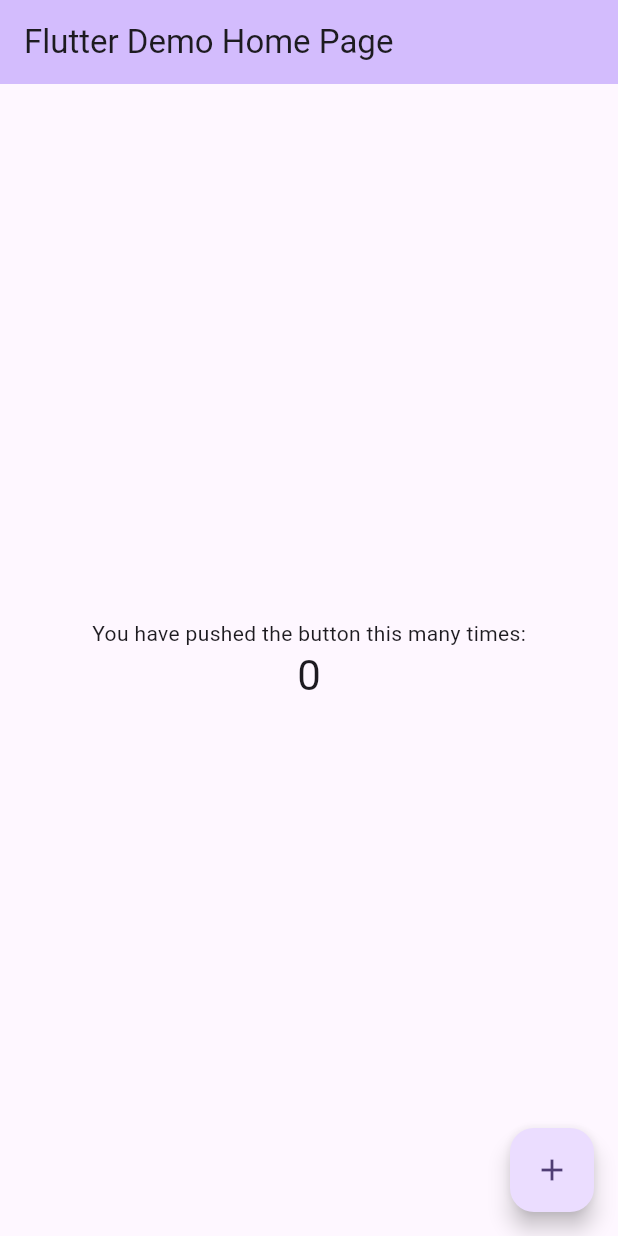
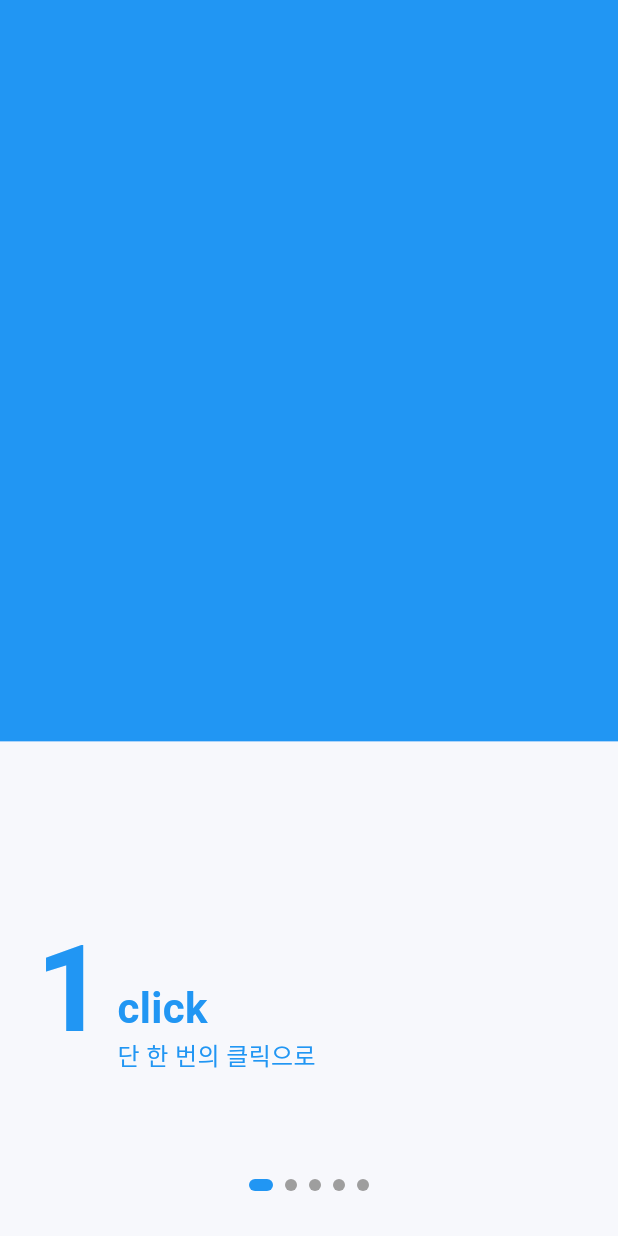
Before and after one commit to thisissolmi/HCI_SIGN_, a Flutter app: the screen it shows after launch, on a phone screen of 412 x 824 dp. Run offline on Flutter 3.47's test engine with Material 3 defaults, Android fonts, the phone set to English and light mode, and no system bars; our stand-ins replace firebase_auth, firebase_core, google_sign_in; accounts and stored records are empty; generated files the repository leaves out were written again.

Commit message:
first commit

```diff
--- a/lib/main.dart
+++ b/lib/main.dart
@@ -1,125 +1,24 @@
 import 'package:flutter/material.dart';
+import 'package:firebase_core/firebase_core.dart';
+import 'firebase_options.dart'; // 꼭 import!
+import 'package:hci_sign/screens/onboarding_screen.dart'; // 조이의 온보딩 파일
 
-void main() {
-  runApp(const MyApp());
+void main() async {
+  WidgetsFlutterBinding.ensureInitialized(); // 비동기 초기화 준비
+  await Firebase.initializeApp(
+    options: DefaultFirebaseOptions.currentPlatform,
+  );
+
+  runApp(MyApp());
 }
 
 class MyApp extends StatelessWidget {
-  const MyApp({super.key});
-
-  // This widget is the root of your application.
   @override
   Widget build(BuildContext context) {
     return MaterialApp(
-      title: 'Flutter Demo',
-      theme: ThemeData(
-        // This is the theme of your application.
-        //
-        // TRY THIS: Try running your application with "flutter run". You'll see
-        // the application has a blue toolbar. Then, without quitting the app,
-        // try changing the seedColor in the colorScheme below to Colors.green
-        // and then invoke "hot reload" (save your changes or press the "hot
-        // reload" button in a Flutter-supported IDE, or press "r" if you used
-        // the command line to start the app).
-        //
-        // Notice that the counter didn't reset back to zero; the application
-        // state is not lost during the reload. To reset the state, use hot
-        // restart instead.
-        //
-        // This works for code too, not just values: Most code changes can be
-        // tested with just a hot reload.
-        colorScheme: ColorScheme.fromSeed(seedColor: Colors.deepPurple),
-        useMaterial3: true,
-      ),
-      home: const MyHomePage(title: 'Flutter Demo Home Page'),
+      title: 'Hi-Five',
+      theme: ThemeData(primarySwatch: Colors.blue),
+      home: OnboardingScreen(),
     );
   }
 }
-
-class MyHomePage extends StatefulWidget {
-  const MyHomePage({super.key, required this.title});
-
-  // This widget is the home page of your application. It is stateful, meaning
-  // that it has a State object (defined below) that contains fields that affect
-  // how it looks.
-
-  // This class is the configuration for the state. It holds the values (in this
-  // case the title) provided by the parent (in this case the App widget) and
-  // used by the build method of the State. Fields in a Widget subclass are
-  // always marked "final".
-
-  final String title;
-
-  @override
-  State<MyHomePage> createState() => _MyHomePageState();
-}
-
-class _MyHomePageState extends State<MyHomePage> {
-  int _counter = 0;
-
-  void _incrementCounter() {
-    setState(() {
-      // This call to setState tells the Flutter framework that something has
-      // changed in this State, which causes it to rerun the build method below
-      // so that the display can reflect the updated values. If we changed
-      // _counter without calling setState(), then the build method would not be
-      // called again, and so nothing would appear to happen.
-      _counter++;
-    });
-  }
-
-  @override
-  Widget build(BuildContext context) {
-    // This method is rerun every time setState is called, for instance as done
-    // by the _incrementCounter method above.
-    //
-    // The Flutter framework has been optimized to make rerunning build methods
-    // fast, so that you can just rebuild anything that needs updating rather
-    // than having to individually change instances of widgets.
-    return Scaffold(
-      appBar: AppBar(
-        // TRY THIS: Try changing the color here to a specific color (to
-        // Colors.amber, perhaps?) and trigger a hot reload to see the AppBar
-        // change color while the other colors stay the same.
-        backgroundColor: Theme.of(context).colorScheme.inversePrimary,
-        // Here we take the value from the MyHomePage object that was created by
-        // the App.build method, and use it to set our appbar title.
-        title: Text(widget.title),
-      ),
-      body: Center(
-        // Center is a layout widget. It takes a single child and positions it
-        // in the middle of the parent.
-        child: Column(
-          // Column is also a layout widget. It takes a list of children and
-          // arranges them vertically. By default, it sizes itself to fit its
-          // children horizontally, and tries to be as tall as its parent.
-          //
-          // Column has various properties to control how it sizes itself and
-          // how it positions its children. Here we use mainAxisAlignment to
-          // center the children vertically; the main axis here is the vertical
-          // axis because Columns are vertical (the cross axis would be
-          // horizontal).
-          //
-          // TRY THIS: Invoke "debug painting" (choose the "Toggle Debug Paint"
-          // action in the IDE, or press "p" in the console), to see the
-          // wireframe for each widget.
-          mainAxisAlignment: MainAxisAlignment.center,
-          children: <Widget>[
-            const Text(
-              'You have pushed the button this many times:',
-            ),
-            Text(
-              '$_counter',
-              style: Theme.of(context).textTheme.headlineMedium,
-            ),
-          ],
-        ),
-      ),
-      floatingActionButton: FloatingActionButton(
-        onPressed: _incrementCounter,
-        tooltip: 'Increment',
-        child: const Icon(Icons.add),
-      ), // This trailing comma makes auto-formatting nicer for build methods.
-    );
-  }
-}
--- /dev/null
+++ b/lib/screens/onboarding_screen.dart
@@ -0,0 +1,211 @@
+import 'package:flutter/material.dart';
+import 'package:firebase_auth/firebase_auth.dart';
+import 'package:google_sign_in/google_sign_in.dart';
+import 'package:firebase_core/firebase_core.dart';
+
+class OnboardingScreen extends StatefulWidget {
+  @override
+  _OnboardingScreenState createState() => _OnboardingScreenState();
+}
+
+class _OnboardingScreenState extends State<OnboardingScreen> {
+  final PageController _pageController = PageController();
+  int _currentPage = 0;
+
+  final List<Map<String, String>> onboardingData = [
+    {'number': '1', 'title': 'click', 'desc': '단 한 번의 클릭으로'},
+    {'number': '2', 'title': 'person', 'desc': '당신과 상담방이 동시에 연결'},
+    {'number': '3', 'title': 'sec', 'desc': '3초면 충분, 빠르고 간편하게'},
+    {'number': '4', 'title': 'you', 'desc': '오직 당신을 위한 온보딩 아카이빙'},
+  ];
+
+  Future<void> _signInWithGoogle() async {
+    try {
+      final GoogleSignInAccount? googleUser = await GoogleSignIn().signIn();
+      if (googleUser == null) return;
+
+      final GoogleSignInAuthentication googleAuth =
+          await googleUser.authentication;
+
+      final credential = GoogleAuthProvider.credential(
+        accessToken: googleAuth.accessToken,
+        idToken: googleAuth.idToken,
+      );
+
+      await FirebaseAuth.instance.signInWithCredential(credential);
+
+      final user = FirebaseAuth.instance.currentUser;
+      if (user != null) {
+        ScaffoldMessenger.of(context).showSnackBar(
+          SnackBar(content: Text('환영합니다, ${user.displayName}님!')),
+        );
+
+        Navigator.pushReplacement(
+          context,
+          MaterialPageRoute(builder: (context) => HomeScreen()),
+        );
+      }
+    } catch (e) {
+      print('로그인 오류: $e');
+      ScaffoldMessenger.of(context).showSnackBar(
+        SnackBar(content: Text('로그인 실패: ${e.toString()}')),
+      );
+    }
+  }
+
+  @override
+  Widget build(BuildContext context) {
+    return Scaffold(
+      body: Stack(
+        children: [
+          PageView.builder(
+            controller: _pageController,
+            itemCount: onboardingData.length + 1,
+            onPageChanged: (index) {
+              setState(() {
+                _currentPage = index;
+              });
+            },
+            itemBuilder: (context, index) {
+              if (index == onboardingData.length) {
+                return _buildFinalPage();
+              } else {
+                return _buildOnboardingPage(onboardingData[index]);
+              }
+            },
+          ),
+          Positioned(
+            bottom: 30,
+            left: 0,
+            right: 0,
+            child: Row(
+              mainAxisAlignment: MainAxisAlignment.center,
+              children: List.generate(
+                onboardingData.length + 1,
+                (index) => AnimatedContainer(
+                  duration: Duration(milliseconds: 300),
+                  margin: EdgeInsets.symmetric(horizontal: 4),
+                  width: _currentPage == index ? 16 : 8,
+                  height: 8,
+                  decoration: BoxDecoration(
+                    color: _currentPage == index ? Colors.blue : Colors.grey,
+                    borderRadius: BorderRadius.circular(4),
+                  ),
+                ),
+              ),
+            ),
+          ),
+        ],
+      ),
+    );
+  }
+
+  Widget _buildOnboardingPage(Map<String, String> data) {
+    return Column(
+      children: [
+        Expanded(
+          flex: 3,
+          child: Container(
+            width: double.infinity,
+            color: Colors.blue,
+          ),
+        ),
+        Expanded(
+          flex: 2,
+          child: Container(
+            color: Color(0xFFF7F8FC),
+            width: double.infinity,
+            padding: EdgeInsets.all(24),
+            child: Column(
+              crossAxisAlignment: CrossAxisAlignment.start,
+              mainAxisAlignment: MainAxisAlignment.center,
+              children: [
+                Row(
+                  crossAxisAlignment: CrossAxisAlignment.end,
+                  children: [
+                    Text(
+                      data['number']!,
+                      style: TextStyle(
+                        fontSize: 80,
+                        fontWeight: FontWeight.bold,
+                        color: Colors.blue,
+                      ),
+                    ),
+                    SizedBox(width: 8),
+                    Column(
+                      crossAxisAlignment: CrossAxisAlignment.start,
+                      children: [
+                        Text(
+                          data['title']!,
+                          style: TextStyle(
+                            fontSize: 28,
+                            fontWeight: FontWeight.w600,
+                            color: Colors.blue,
+                          ),
+                        ),
+                        Text(
+                          data['desc']!,
+                          style: TextStyle(
+                            fontSize: 16,
+                            color: Colors.blue,
+                          ),
+                        ),
+                      ],
+                    )
+                  ],
+                )
+              ],
+            ),
+          ),
+        )
+      ],
+    );
+  }
+
+  Widget _buildFinalPage() {
+    return Padding(
+      padding: const EdgeInsets.symmetric(horizontal: 24.0),
+      child: Column(
+        mainAxisAlignment: MainAxisAlignment.center,
+        children: [
+          Icon(Icons.pan_tool_alt, size: 100, color: Colors.blue),
+          SizedBox(height: 20),
+          Text(
+            '서명도 이렇게 쉬울 수 있는 Hi-Five 로 시작하는 스마트 서명 습관',
+            textAlign: TextAlign.center,
+            style: TextStyle(fontSize: 20),
+          ),
+          SizedBox(height: 30),
+          ElevatedButton.icon(
+            icon: Icon(Icons.login),
+            label: Text('Google로 시작하기'),
+            style: ElevatedButton.styleFrom(
+              backgroundColor: Colors.white,
+              foregroundColor: Colors.black,
+              elevation: 3,
+              padding: EdgeInsets.symmetric(horizontal: 24, vertical: 12),
+            ),
+            onPressed: _signInWithGoogle,
+          )
+        ],
+      ),
+    );
+  }
+}
+
+class HomeScreen extends StatelessWidget {
+  @override
+  Widget build(BuildContext context) {
+    final user = FirebaseAuth.instance.currentUser;
+
+    return Scaffold(
+      appBar: AppBar(title: Text('홈')),
+      body: Center(
+        child: Text(
+          '어서오세요, ${user?.displayName ?? '사용자'}님!',
+          style: TextStyle(fontSize: 20),
+        ),
+      ),
+    );
+  }
+}
```
Also changed, not shown: pubspec.yaml (+5 -4 lines), firebase.json (added), pubspec.lock, 19 other files.
